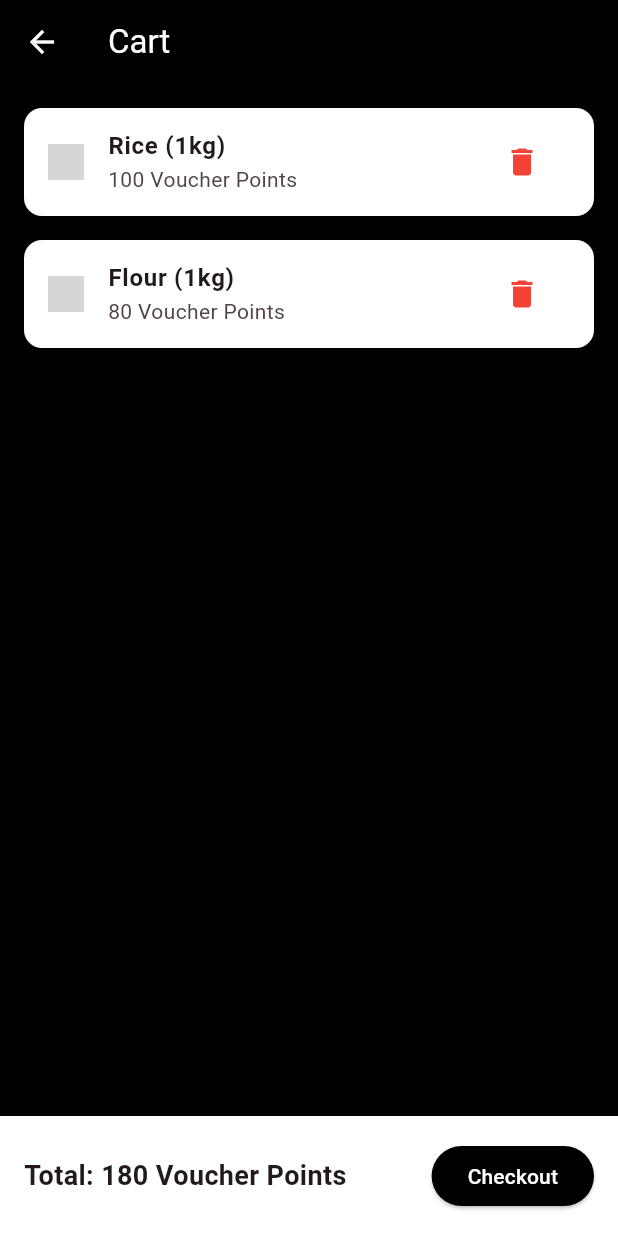
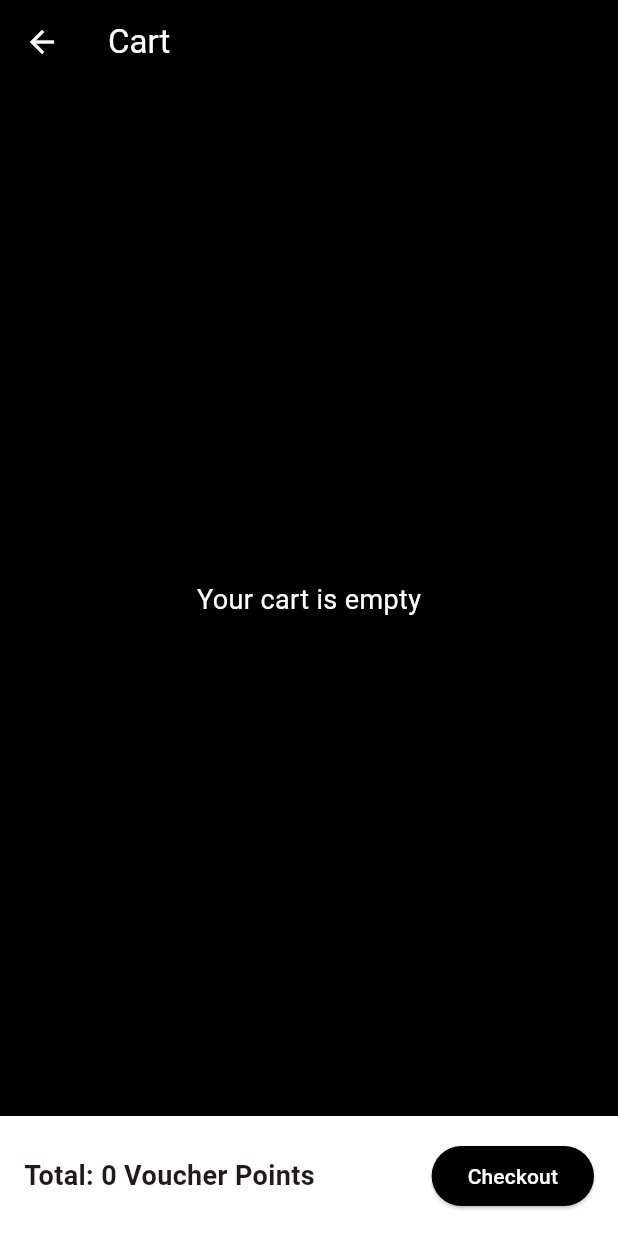
Before and after one commit to Senvidu/CS-157_Repo, a Flutter app: the EShopPage screen opened by its route, after a tap on the "shopping cart" icon, on a phone screen of 412 x 824 dp. Run offline on Flutter 3.47's test engine with Material 3 defaults, Android fonts, the phone set to English and light mode, and no system bars; our stand-ins replace go_router; grey boxes are pictures that could not be loaded.

Commit message:
Updated the code in eshop page, cart page and chakout page becusa of a problem in the cart items and no error message didnt show when the cart is empty.

```diff
--- a/HopeBridge Frontend Prototype/HopeBridge/lib/main.dart
+++ b/HopeBridge Frontend Prototype/HopeBridge/lib/main.dart
@@ -2833,7 +2833,8 @@ class _EShopPageState extends State<EShopPage> {
           IconButton(
             icon: const Icon(Icons.shopping_cart, color: Colors.white),
             onPressed: () {
-              context.go('/cart');
+              // Pass the cart to the CartPage
+              context.go('/cart', extra: cart);
             },
           ),
         ],
@@ -2890,19 +2891,15 @@ class CartPage extends StatefulWidget {
 }
 
 class _CartPageState extends State<CartPage> {
-  // Sample cart data (replace with your actual cart logic)
-  final List<Map<String, dynamic>> cart = [
-    {
-      'name': 'Rice (1kg)',
-      'price': 100,
-      'image': 'assets/images/rice.jpg',
-    },
-    {
-      'name': 'Flour (1kg)',
-      'price': 80,
-      'image': 'assets/images/flour.jpg',
-    },
-  ];
+  // Cart data passed from EShopPage
+  late List<Map<String, dynamic>> cart;
+
+  @override
+  void didChangeDependencies() {
+    super.didChangeDependencies();
+    // Retrieve the cart from the extra parameter
+    cart = GoRouterState.of(context).extra as List<Map<String, dynamic>>;
+  }
 
   int get totalPrice {
     return cart.fold(0, (sum, item) => sum + item['price']);
@@ -2923,7 +2920,14 @@ class _CartPageState extends State<CartPage> {
       body: Column(
         children: [
           Expanded(
-            child: ListView.builder(
+            child: cart.isEmpty
+                ? const Center(
+              child: Text(
+                'Your cart is empty',
+                style: TextStyle(color: Colors.white, fontSize: 18),
+              ),
+            )
+                : ListView.builder(
               padding: const EdgeInsets.all(16),
               itemCount: cart.length,
               itemBuilder: (context, index) {
@@ -2969,7 +2973,16 @@ class _CartPageState extends State<CartPage> {
                 ),
                 ElevatedButton(
                   onPressed: () {
-                    context.go('/checkout');
+                    if (cart.isEmpty) {
+                      ScaffoldMessenger.of(context).showSnackBar(
+                        const SnackBar(
+                          content: Text('Your cart is empty!'),
+                          duration: Duration(seconds: 2),
+                        ),
+                      );
+                    } else {
+                      context.go('/checkout', extra: cart);
+                    }
                   },
                   style: ElevatedButton.styleFrom(
                     backgroundColor: Colors.black,
@@ -2985,13 +2998,15 @@ class _CartPageState extends State<CartPage> {
     );
   }
 }
-
 //Checkout page
 class CheckoutPage extends StatelessWidget {
   const CheckoutPage({super.key});
 
   @override
   Widget build(BuildContext context) {
+    // Retrieve the cart from the extra parameter
+    final cart = GoRouterState.of(context).extra as List<Map<String, dynamic>>;
+
     return Scaffold(
       backgroundColor: Colors.black,
       appBar: AppBar(
@@ -3017,9 +3032,9 @@ class CheckoutPage extends StatelessWidget {
               style: TextStyle(color: Colors.white, fontSize: 24),
             ),
             const SizedBox(height: 10),
-            const Text(
-              'Your voucher points have been deducted.',
-              style: TextStyle(color: Colors.white70),
+            Text(
+              '${cart.length} items purchased for ${cart.fold(0, (sum, item) => sum + item['price'])} Voucher Points.',
+              style: const TextStyle(color: Colors.white70),
             ),
             const SizedBox(height: 20),
             ElevatedButton(
```
